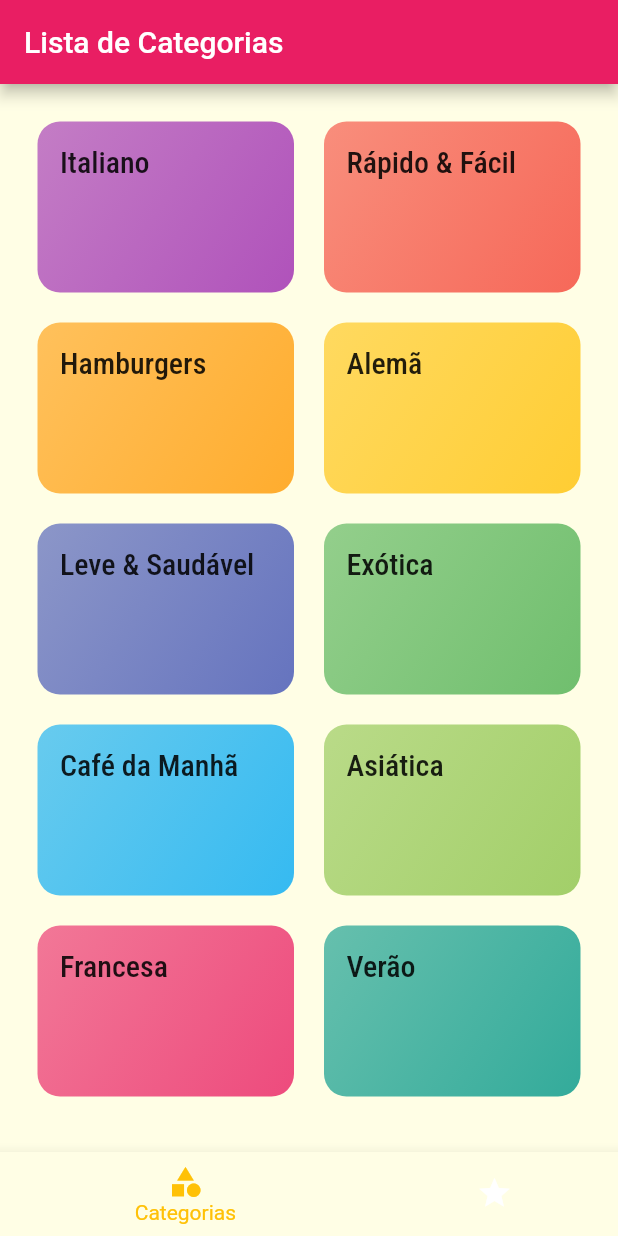
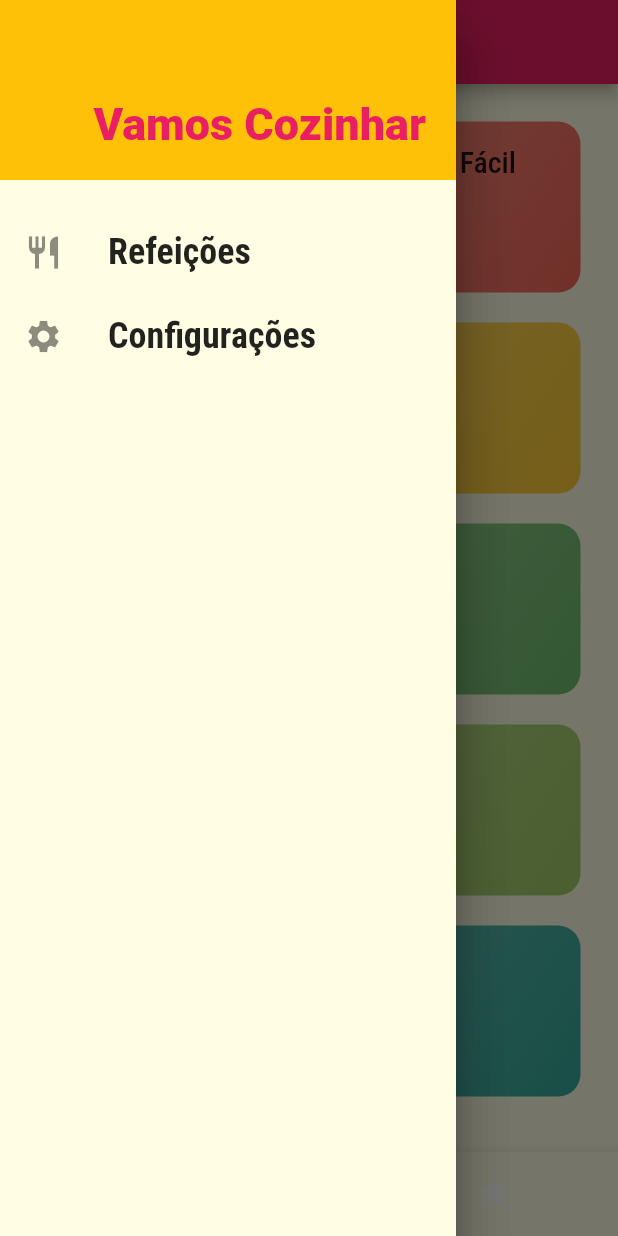
Before and after one commit to giovanizaghi/app_food_flutter, a Flutter app: the screen it shows after launch, with the side drawer open (before the commit the screen has no drawer), on a phone screen of 412 x 824 dp. Run offline on Flutter 3.47's test engine with Material 2 defaults, Android fonts, the phone set to English and light mode, and no system bars; Roboto replaces fonts that are missing (Ralewaay).

Commit message:
Criação de um drawer padrão

```diff
--- /dev/null
+++ b/lib/components/mainDrawer.dart
@@ -0,0 +1,48 @@
+import 'package:flutter/material.dart';
+
+class MainDrawer extends StatelessWidget {
+  Widget _createItem(IconData icon, String label) {
+    return ListTile(
+      leading: Icon(
+        icon,
+        size: 26,
+      ),
+      title: Text(
+        label,
+        style: TextStyle(
+          fontFamily: 'RobotoCondensed',
+          fontSize: 24,
+          fontWeight: FontWeight.bold,
+        ),
+      ),
+      onTap: () {},
+    );
+  }
+
+  @override
+  Widget build(BuildContext context) {
+    return Drawer(
+      child: Column(
+        children: [
+          Container(
+            height: 120,
+            width: double.infinity,
+            padding: EdgeInsets.all(20),
+            color: Theme.of(context).accentColor,
+            alignment: Alignment.bottomRight,
+            child: Text(
+              "Vamos Cozinhar",
+              style: TextStyle(
+                  fontWeight: FontWeight.w900,
+                  fontSize: 30,
+                  color: Theme.of(context).primaryColor),
+            ),
+          ),
+          SizedBox(height: 20),
+          _createItem(Icons.restaurant, "Refeições"),
+          _createItem(Icons.settings, "Configurações")
+        ],
+      ),
+    );
+  }
+}
--- a/lib/screens/tabsScreen.dart
+++ b/lib/screens/tabsScreen.dart
@@ -1,3 +1,4 @@
+import 'package:app_food_flutter/components/mainDrawer.dart';
 import 'package:app_food_flutter/screens/favoriteScreen.dart';
 import 'package:flutter/material.dart';
 import 'categoriesScreen.dart';
@@ -35,6 +36,9 @@ class _TabsScreenState extends State<TabsScreen> {
       appBar: AppBar(
         title: Text(_screens[_selectedScreenIndex]['title']),
       ),
+      drawer: Drawer(
+        child: MainDrawer(),
+      ),
       body: _screens[_selectedScreenIndex]['screen'],
       bottomNavigationBar: BottomNavigationBar(
         backgroundColor: themeContext.primaryColor,
```
